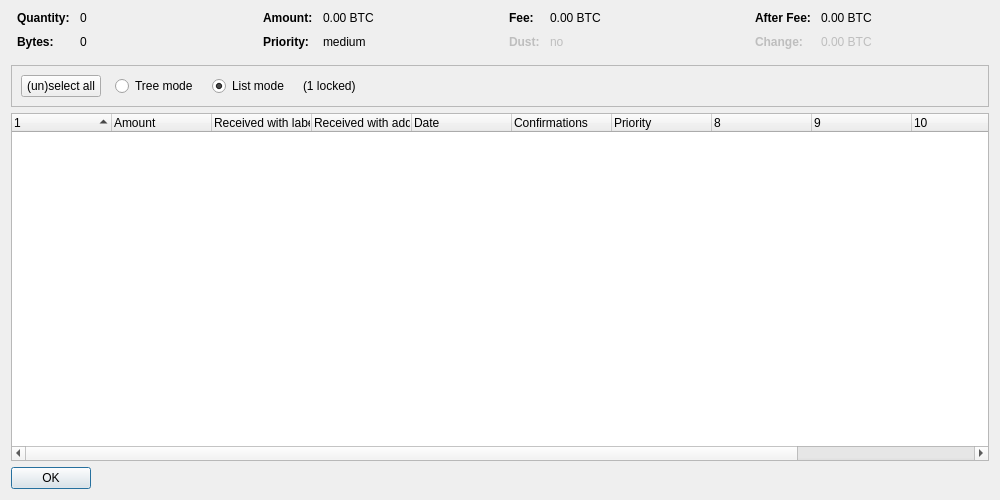
First picture: the form in src/qt/forms/coincontroldialog.ui, repository fartcoin-project/fartcoin, before the edit.
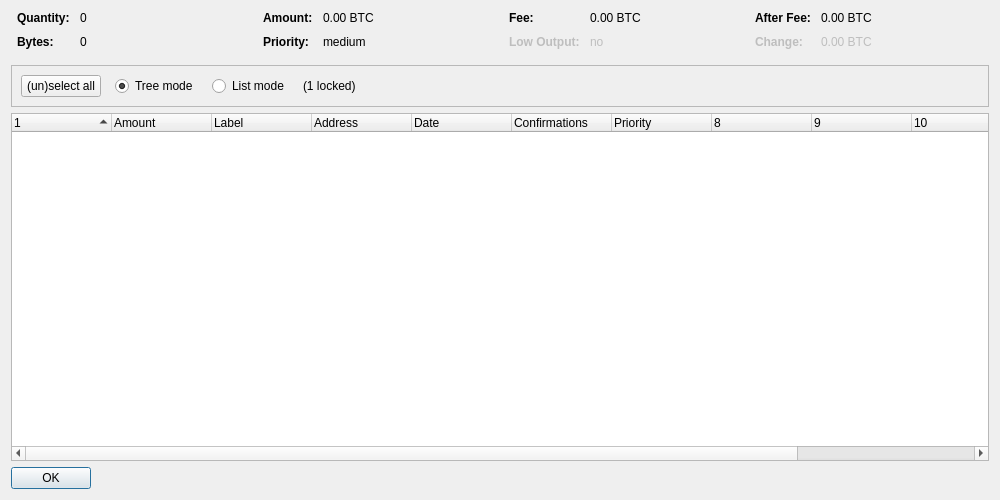
Second picture: the form after the edit. Custom widgets are drawn as their Qt base class.

What changed in the file:
```diff
--- a/src/qt/forms/coincontroldialog.ui
+++ b/src/qt/forms/coincontroldialog.ui
@@ -225,7 +225,7 @@
           </font>
          </property>
          <property name="text">
-          <string>Dust:</string>
+          <string>Low Output:</string>
          </property>
         </widget>
        </item>
@@ -379,6 +379,9 @@
           <property name="text">
            <string>Tree mode</string>
           </property>
+          <property name="checked">
+           <bool>true</bool>
+          </property>
          </widget>
         </item>
         <item>
@@ -392,9 +395,6 @@
           <property name="text">
            <string>List mode</string>
           </property>
-          <property name="checked">
-           <bool>true</bool>
-          </property>
          </widget>
         </item>
         <item>
@@ -451,12 +451,12 @@
      </column>
      <column>
       <property name="text">
-       <string>Received with label</string>
+       <string>Label</string>
       </property>
      </column>
      <column>
       <property name="text">
-       <string>Received with address</string>
+       <string>Address</string>
       </property>
      </column>
      <column>
```
Left out of the diff: 5 changed lines with no effect on the pictures.
